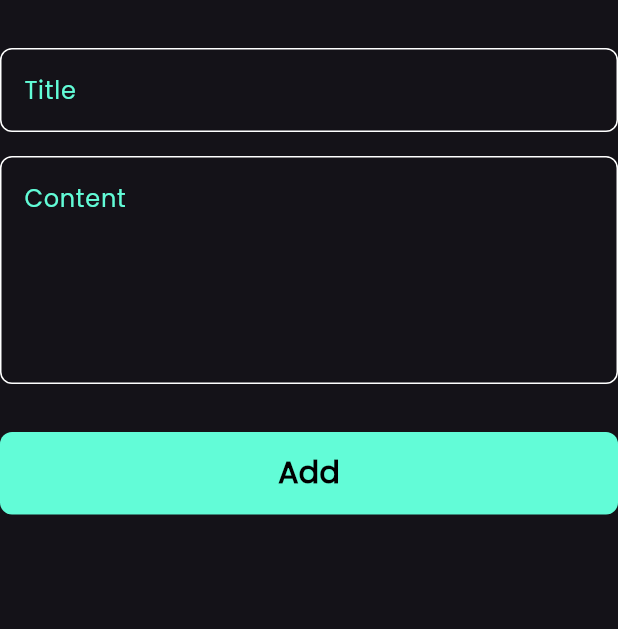
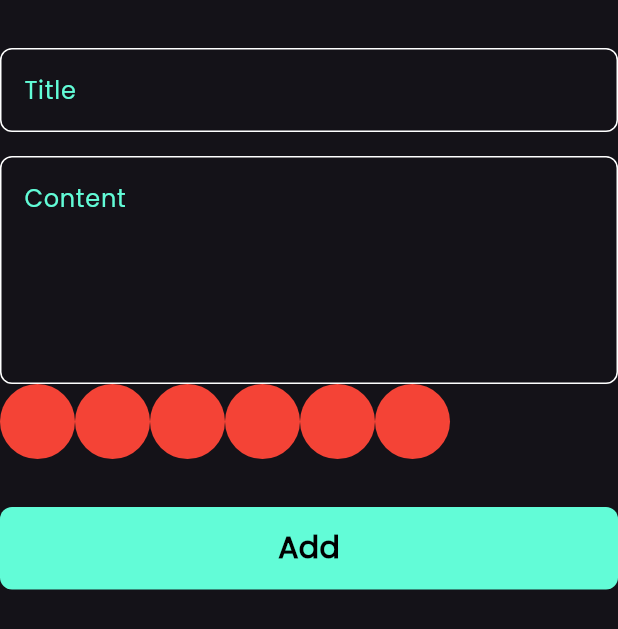
Before and after one commit to MahmoudAladwy33/NotesApp, a Flutter app: the AddNoteForm widget shown alone on an empty page, opened directly, on a phone screen of 412 x 824 dp. Shown: the top 629 px of the screen. Run offline on Flutter 3.47's test engine with Material 3 defaults, Android fonts, the phone set to English and light mode, and no system bars; our stand-ins replace bloc, flutter_bloc, font_awesome_flutter, hive, hive_flutter; accounts and stored records are empty.

Commit message:
create colors list view part 1

```diff
--- a/lib/Widgets/add_note_form.dart
+++ b/lib/Widgets/add_note_form.dart
@@ -2,6 +2,7 @@ import 'package:flutter/material.dart';
 import 'package:flutter_bloc/flutter_bloc.dart';
 import 'package:intl/intl.dart';
 import 'package:notes_app/Models/note_model.dart';
+import 'package:notes_app/Widgets/colors_list_view.dart';
 import 'package:notes_app/Widgets/custom_button.dart';
 import 'package:notes_app/Widgets/cutsom_text_field.dart';
 import 'package:notes_app/cubits/add_note_cubit/add_note_cubit.dart';
@@ -47,6 +48,7 @@ class _AddNoteFormState extends State<AddNoteForm> {
             hint: 'Content',
             maxLines: 5,
           ),
+          const ColorsListView(),
           const SizedBox(
             height: 32,
           ),
--- /dev/null
+++ b/lib/Widgets/color_item.dart
@@ -0,0 +1,13 @@
+import 'package:flutter/material.dart';
+
+class ColorItem extends StatelessWidget {
+  const ColorItem({super.key});
+
+  @override
+  Widget build(BuildContext context) {
+    return const CircleAvatar(
+      backgroundColor: Colors.red,
+      radius: 25,
+    );
+  }
+}
--- /dev/null
+++ b/lib/Widgets/colors_list_view.dart
@@ -0,0 +1,20 @@
+import 'package:flutter/material.dart';
+import 'package:notes_app/Widgets/color_item.dart';
+
+class ColorsListView extends StatelessWidget {
+  const ColorsListView({super.key});
+
+  @override
+  Widget build(BuildContext context) {
+    return SizedBox(
+      height: 25 * 2,
+      child: ListView.builder(
+        itemCount: 6,
+        scrollDirection: Axis.horizontal,
+        itemBuilder: (context, index) {
+          return const ColorItem();
+        },
+      ),
+    );
+  }
+}
```
